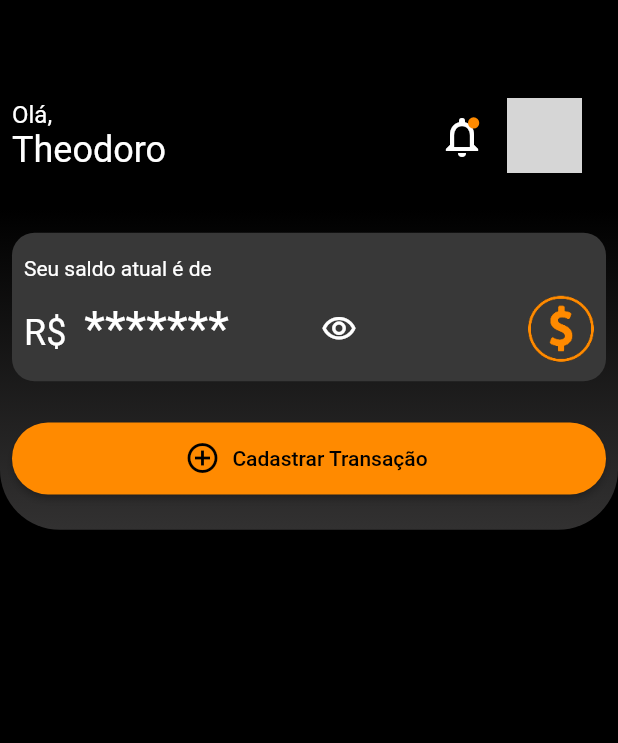
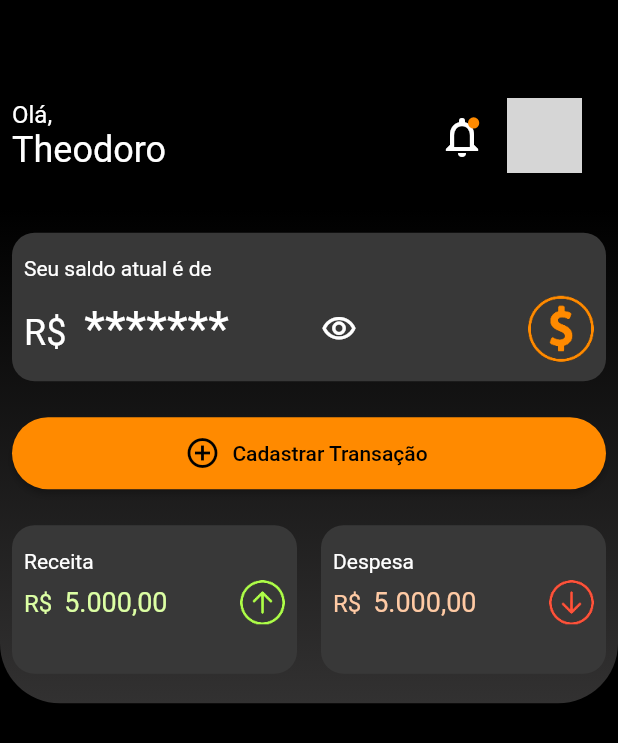
Before and after one commit to Orange-Juice-Projeto-Developer/orange_wallet_mobile, a Flutter app: the screen it shows after launch, on a phone screen of 412 x 824 dp. Shown: the top 743 px of the screen. Run offline on Flutter 3.47's test engine with Material 2 defaults, Android fonts, the phone set to English and light mode, and no system bars; network calls fail; grey boxes are pictures that could not be loaded.

Commit message:
Criação dos container Receita e Despesa

```diff
--- /dev/null
+++ b/lib/models/receita_despesa_container.dart
@@ -0,0 +1,83 @@
+import 'package:flutter/material.dart';
+
+class ReceitaDespesaContainer extends StatelessWidget {
+  final bool isReceita;
+  const ReceitaDespesaContainer({Key? key, required this.isReceita})
+      : super(key: key);
+
+  @override
+  Widget build(BuildContext context) {
+    return Padding(
+      padding: const EdgeInsets.fromLTRB(8, 16, 8, 16),
+      child: Container(
+        // padding: const EdgeInsets.symmetric(vertical: 16, horizontal: 8),
+        height: 99,
+        decoration: BoxDecoration(
+          color: const Color(0XFF383838),
+          borderRadius: BorderRadius.circular(15),
+        ),
+        child: Padding(
+          padding: const EdgeInsets.only(
+            top: 16.0,
+            left: 8,
+          ),
+          child: Column(
+            crossAxisAlignment: CrossAxisAlignment.start,
+            children: [
+              Padding(
+                padding: const EdgeInsets.only(bottom: 4.0),
+                child: Text(
+                  isReceita ? 'Receita' : 'Despesa',
+                  style: const TextStyle(fontSize: 14, color: Colors.white),
+                ),
+              ),
+              StatefulBuilder(
+                builder: ((context, setState) {
+                  return Row(
+                    children: [
+                      Text.rich(
+                        TextSpan(
+                          children: [
+                            TextSpan(
+                              text: 'R\$  ',
+                              style: TextStyle(
+                                  fontSize: 16,
+                                  color: isReceita
+                                      ? const Color(0XFFDCFFA4)
+                                      : const Color(0XFFFFCAA4)),
+                            ),
+                            TextSpan(
+                              text: '5.000,00',
+                              style: TextStyle(
+                                  fontSize: 18,
+                                  color: isReceita
+                                      ? const Color(0XFFDCFFA4)
+                                      : const Color(0XFFFFCAA4)),
+                            ),
+                          ],
+                        ),
+                      ),
+                      const Spacer(),
+                      Padding(
+                        padding: const EdgeInsets.only(right: 8.0),
+                        child: Image.asset(
+                            isAntiAlias: true,
+                            width: 30,
+                            height: 30,
+                            alignment: Alignment.topCenter,
+                            fit: BoxFit.fill,
+                            isReceita
+                                ? 'assets/images/Receita.png'
+                                : 'assets/images/Despesa.png'),
+                      ),
+                    ],
+                  );
+                }),
+              ),
+            ],
+          ),
+        ),
+      ),
+    );
+  }
+}
--- /dev/null
+++ b/lib/models/saldo_container.dart
@@ -0,0 +1,100 @@
+import 'package:flutter/material.dart';
+
+class SaldoContainer extends StatefulWidget {
+  const SaldoContainer({Key? key}) : super(key: key);
+
+  @override
+  State<SaldoContainer> createState() => _SaldoContainerState();
+}
+
+class _SaldoContainerState extends State<SaldoContainer> {
+  bool saldoVisible = false;
+  double saldo = 8050.50;
+  @override
+  Widget build(BuildContext context) {
+    return Padding(
+      padding: const EdgeInsets.fromLTRB(8, 16, 8, 16),
+      child: Container(
+        height: 99,
+        decoration: BoxDecoration(
+          color: const Color(0XFF383838),
+          borderRadius: BorderRadius.circular(15),
+        ),
+        child: Padding(
+          padding: const EdgeInsets.only(
+            top: 16.0,
+            left: 8,
+          ),
+          child: Column(
+            crossAxisAlignment: CrossAxisAlignment.start,
+            children: [
+              const Padding(
+                padding: EdgeInsets.only(bottom: 8.0),
+                child: Text(
+                  'Seu saldo atual é de',
+                  style: TextStyle(fontSize: 14, color: Colors.white),
+                ),
+              ),
+              StatefulBuilder(
+                builder: ((context, setState) {
+                  return Row(
+                    children: [
+                      SizedBox(
+                        width: 170,
+                        height: 38,
+                        child: Text.rich(
+                          TextSpan(
+                            children: [
+                              const TextSpan(
+                                text: 'R\$  ',
+                                style: TextStyle(
+                                    fontSize: 24, color: Colors.white),
+                              ),
+                              TextSpan(
+                                text: saldoVisible
+                                    ? saldo
+                                        .toStringAsFixed(2)
+                                        .replaceAll('.', ',')
+                                    : '*******',
+                                style: const TextStyle(
+                                    fontSize: 32, color: Colors.white),
+                              ),
+                            ],
+                          ),
+                        ),
+                      ),
+                      const SizedBox(
+                        width: 16,
+                      ),
+                      IconButton(
+                        onPressed: (() {
+                          saldoVisible = !saldoVisible;
+                          setState(() {});
+                        }),
+                        icon: Icon(saldoVisible
+                            ? Icons.visibility_off_outlined
+                            : Icons.visibility_outlined),
+                        color: Colors.white,
+                      ),
+                      const Spacer(),
+                      Padding(
+                        padding: const EdgeInsets.only(right: 8.0),
+                        child: Image.asset(
+                            isAntiAlias: true,
+                            width: 44,
+                            height: 44,
+                            alignment: Alignment.topCenter,
+                            fit: BoxFit.contain,
+                            'assets/images/Dinheiro-Transparente.png'),
+                      ),
+                    ],
+                  );
+                }),
+              ),
+            ],
+          ),
+        ),
+      ),
+    );
+  }
+}
--- a/lib/pages/home_page.dart
+++ b/lib/pages/home_page.dart
@@ -1,6 +1,8 @@
 import 'package:flutter/material.dart';
 import 'package:orange_wallet_mobile/models/cadastrar_transacao_button.dart';
 import 'package:orange_wallet_mobile/models/notification_button.dart';
+import 'package:orange_wallet_mobile/models/receita_despesa_container.dart';
+import 'package:orange_wallet_mobile/models/saldo_container.dart';
 
 class HomePage extends StatefulWidget {
   const HomePage({Key? key}) : super(key: key);
@@ -13,8 +15,7 @@ class _HomePageState extends State<HomePage> {
   @override
   Widget build(BuildContext context) {
     var mediaQuery = MediaQuery.of(context).size;
-    bool saldoVisible = false;
-    double saldo = 8050.50;
+
     return Scaffold(
       backgroundColor: Colors.black,
       body: SingleChildScrollView(
@@ -61,7 +62,7 @@ class _HomePageState extends State<HomePage> {
             Stack(
               children: [
                 Container(
-                  height: mediaQuery.height / 3.85,
+                  height: mediaQuery.height / 2.5,
                   decoration: const BoxDecoration(
                     borderRadius: BorderRadius.vertical(
                       bottom: Radius.circular(40),
@@ -75,98 +76,25 @@ class _HomePageState extends State<HomePage> {
                       ],
                     ),
                   ),
-                ),
-                Padding(
-                  padding: const EdgeInsets.fromLTRB(8, 16, 8, 16),
-                  child: Container(
-                    height: 99,
-                    decoration: BoxDecoration(
-                      color: const Color(0XFF383838),
-                      borderRadius: BorderRadius.circular(15),
-                    ),
-                    child: Padding(
-                      padding: const EdgeInsets.only(
-                        top: 16.0,
-                        left: 8,
+                  child: Column(
+                    children: [
+                      const SaldoContainer(),
+                      const Padding(
+                        padding: EdgeInsets.all(8.0),
+                        child: Align(
+                          alignment: Alignment.bottomCenter,
+                          child: CadastrarTransacaoButton(),
+                        ),
                       ),
-                      child: Column(
-                        crossAxisAlignment: CrossAxisAlignment.start,
-                        children: [
-                          const Padding(
-                            padding: EdgeInsets.only(bottom: 8.0),
-                            child: Text(
-                              'Seu saldo atual é de',
-                              style:
-                                  TextStyle(fontSize: 14, color: Colors.white),
-                            ),
-                          ),
-                          StatefulBuilder(
-                            builder: ((context, setState) {
-                              return Row(
-                                children: [
-                                  SizedBox(
-                                    width: 170,
-                                    height: 38,
-                                    child: Text.rich(
-                                      TextSpan(
-                                        children: [
-                                          const TextSpan(
-                                            text: 'R\$  ',
-                                            style: TextStyle(
-                                                fontSize: 24,
-                                                color: Colors.white),
-                                          ),
-                                          TextSpan(
-                                            text: saldoVisible
-                                                ? saldo.toStringAsFixed(2).replaceAll('.', ',')
-                                                : '*******',
-                                            style: const TextStyle(
-                                                fontSize: 32,
-                                                color: Colors.white),
-                                          ),
-                                        ],
-                                      ),
-                                    ),
-                                  ),
-                                  const SizedBox(
-                                    width: 16,
-                                  ),
-                                  IconButton(
-                                    onPressed: (() {
-                                      saldoVisible = !saldoVisible;
-                                      setState(() {});
-                                    }),
-                                    icon: Icon(saldoVisible
-                                        ? Icons.visibility_off_outlined
-                                        : Icons.visibility_outlined),
-                                    color: Colors.white,
-                                  ),
-                                  const Spacer(),
-                                  Padding(
-                                    padding: const EdgeInsets.only(right: 8.0),
-                                    child: Image.asset(
-                                        isAntiAlias: true,
-                                        width: 44,
-                                        height: 44,
-                                        alignment: Alignment.topCenter,
-                                        fit: BoxFit.contain,
-                                        'assets/images/Dinheiro-Transparente.png'),
-                                  ),
-                                ],
-                              );
-                            }),
-                          ),
+                      Row(
+                        children: const [
+                          Expanded(
+                              child: ReceitaDespesaContainer(isReceita: true)),
+                          Expanded(
+                              child: ReceitaDespesaContainer(isReceita: false)),
                         ],
-                      ),
-                    ),
-                  ),
-                ),
-                const Padding(
-                  padding: EdgeInsets.all(8.0),
-                  child: Align(
-                    heightFactor: 3.8,
-                    alignment: Alignment.bottomCenter,
-                    child: CadastrarTransacaoButton(),
+                      )
+                    ],
                   ),
                 ),
               ],
--- a/pubspec.yaml
+++ b/pubspec.yaml
@@ -63,6 +63,10 @@ flutter:
   # To add assets to your application, add an assets section, like this:
   assets:
     - assets/images/Dinheiro-Transparente.png
+    - assets/images/Despesa.png
+    - assets/images/Receita.png
+    - assets/images/Combustivel.png
+    - assets/images/Salario.png
   #   - images/a_dot_ham.jpeg
 
   # An image asset can refer to one or more resolution-specific "variants", see
```
Also changed, not shown: assets/images/Combustivel.png (added), assets/images/Despesa.png (added), assets/images/Receita.png (added), assets/images/Salario.png (added).
